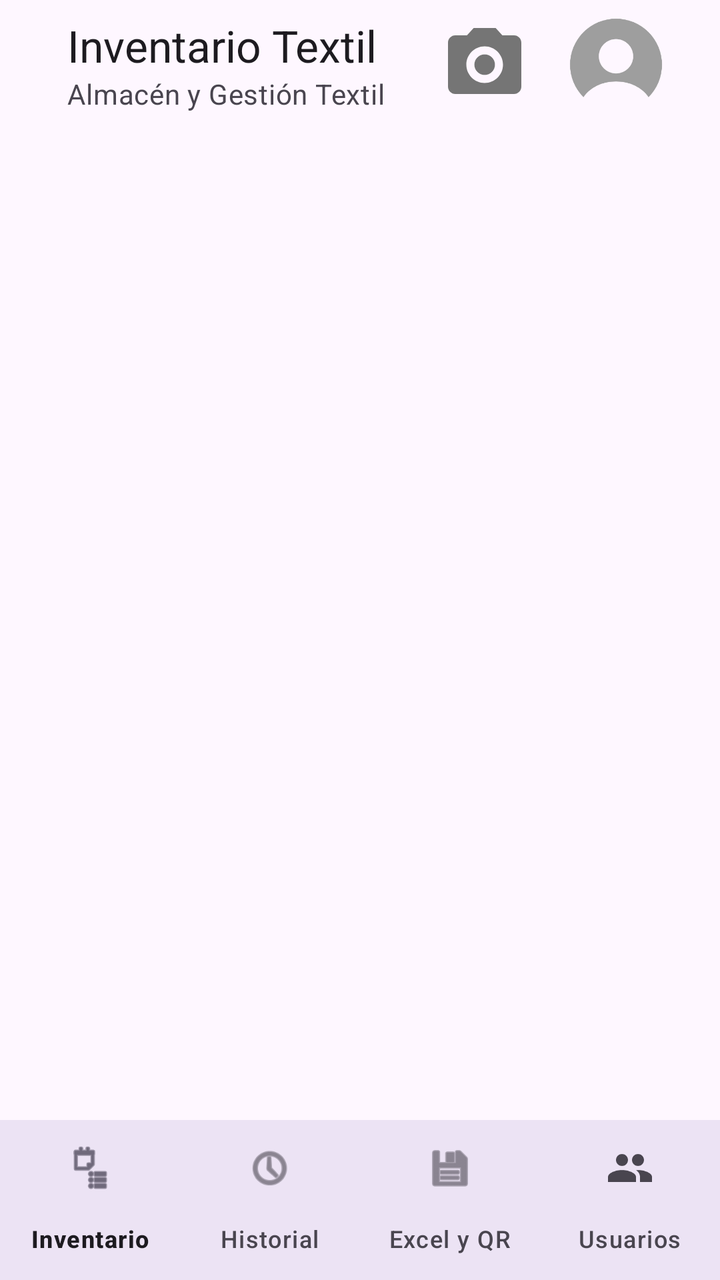
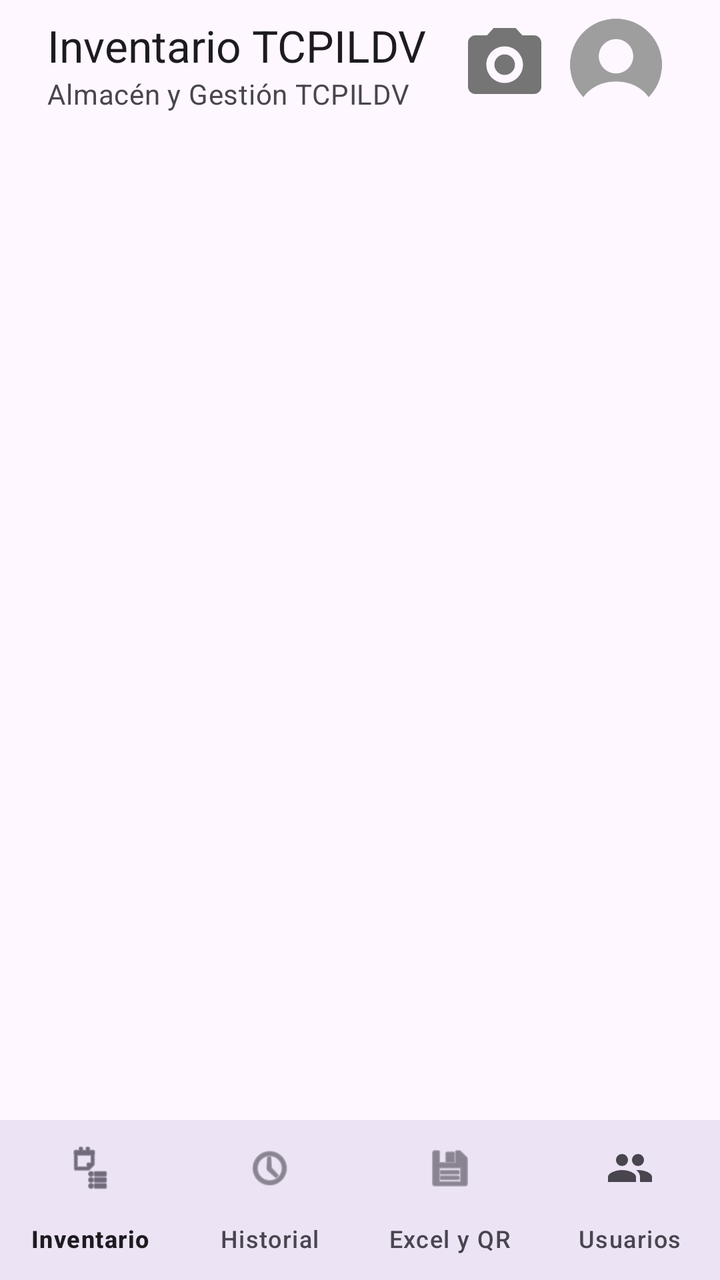

Screens rendered from an Android XML layout before and after an edit, with the pre-edit source and the edit as a unified diff.
<!-- AndroidManifest.xml: application theme Theme.ControlStockTextil -->
<!-- res/layout/activity_main.xml -->
<?xml version="1.0" encoding="utf-8"?>
<androidx.constraintlayout.widget.ConstraintLayout xmlns:android="http://schemas.android.com/apk/res/android"
    xmlns:app="http://schemas.android.com/apk/res-auto"
    android:id="@+id/mainCoordinator"
    android:layout_width="match_parent"
    android:layout_height="match_parent"
    android:fitsSystemWindows="true">

    <com.google.android.material.appbar.AppBarLayout
        android:id="@+id/mainAppBarLayout"
        android:layout_width="0dp"
        android:layout_height="wrap_content"
        android:background="?attr/colorSurface"
        app:layout_constraintEnd_toEndOf="parent"
        app:layout_constraintStart_toStartOf="parent"
        app:layout_constraintTop_toTopOf="parent">

        <androidx.constraintlayout.widget.ConstraintLayout
            android:id="@+id/topAppBarContainer"
            android:layout_width="match_parent"
            android:layout_height="wrap_content"
            android:minHeight="?attr/actionBarSize"
            android:paddingHorizontal="16dp"
            android:paddingVertical="8dp">

            <LinearLayout
                android:id="@+id/llTopBarTitles"
                android:layout_width="wrap_content"
                android:layout_height="wrap_content"
                android:layout_marginEnd="8dp"
                android:orientation="vertical"
                app:layout_constrainedWidth="true"
                app:layout_constraintBottom_toBottomOf="parent"
                app:layout_constraintEnd_toStartOf="@id/btnTopScanner"
                app:layout_constraintHorizontal_bias="0"
                app:layout_constraintStart_toStartOf="parent"
                app:layout_constraintTop_toTopOf="parent">

                <TextView
                    android:id="@+id/tvTopBarTitle"
                    android:layout_width="wrap_content"
                    android:layout_height="wrap_content"
                    android:ellipsize="end"
                    android:maxLines="1"
                    android:text="Inventario Textil"
                    android:textAppearance="?attr/textAppearanceTitleLarge"
                    android:textColor="?attr/colorOnSurface" />

                <TextView
                    android:id="@+id/tvTopBarSubtitle"
                    android:layout_width="wrap_content"
                    android:layout_height="wrap_content"
                    android:ellipsize="end"
                    android:maxLines="1"
                    android:text="Almacén y Gestión Textil"
                    android:textAppearance="?attr/textAppearanceBodyMedium"
                    android:textColor="?attr/colorOnSurfaceVariant" />
            </LinearLayout>

            
            <ImageButton
                android:id="@+id/btnTopScanner"
                android:layout_width="48dp"
                android:layout_height="48dp"
                android:background="?attr/selectableItemBackgroundBorderless"
                android:contentDescription="Escanear Código"
                android:padding="2dp"
                android:scaleType="fitCenter"
                android:src="@drawable/ic_camera_scanner"
                app:layout_constraintBottom_toBottomOf="@id/llTopBarTitles"
                app:layout_constraintEnd_toStartOf="@id/btnTopPerfil"
                app:layout_constraintStart_toEndOf="@id/llTopBarTitles"
                app:layout_constraintTop_toTopOf="@id/llTopBarTitles" />

            
            <FrameLayout
                android:id="@+id/btnTopPerfil"
                android:layout_width="48dp"
                android:layout_height="48dp"
                android:layout_marginEnd="12dp"
                android:background="?attr/selectableItemBackgroundBorderless"
                android:clickable="true"
                android:contentDescription="Mi Perfil"
                android:focusable="true"
                app:layout_constraintBottom_toBottomOf="@id/llTopBarTitles"
                app:layout_constraintEnd_toEndOf="parent"
                app:layout_constraintTop_toTopOf="@id/llTopBarTitles">

                <com.google.android.material.card.MaterialCardView
                    android:layout_width="48dp"
                    android:layout_height="48dp"
                    android:layout_gravity="center"
                    app:cardBackgroundColor="@android:color/transparent"
                    app:cardCornerRadius="24dp"
                    app:cardElevation="0dp"
                    app:strokeWidth="0dp">

                    <ImageView
                        android:id="@+id/ivTopPerfilAvatar"
                        android:layout_width="match_parent"
                        android:layout_height="match_parent"
                        android:contentDescription="Mi Perfil"
                        android:scaleType="centerCrop"
                        android:src="@drawable/ic_donut_bitten" />
                </com.google.android.material.card.MaterialCardView>
            </FrameLayout>

        </androidx.constraintlayout.widget.ConstraintLayout>

    </com.google.android.material.appbar.AppBarLayout>

    
    <FrameLayout
        android:id="@+id/fragmentContainer"
        android:layout_width="0dp"
        android:layout_height="0dp"
        app:layout_constraintBottom_toTopOf="@id/bottomNavigation"
        app:layout_constraintEnd_toEndOf="parent"
        app:layout_constraintStart_toStartOf="parent"
        app:layout_constraintTop_toBottomOf="@id/mainAppBarLayout" />

    
    <com.google.android.material.bottomnavigation.BottomNavigationView
        android:id="@+id/bottomNavigation"
        android:layout_width="0dp"
        android:layout_height="wrap_content"
        android:background="?attr/colorSurface"
        app:elevation="8dp"
        app:labelVisibilityMode="labeled"
        app:layout_constraintBottom_toBottomOf="parent"
        app:layout_constraintEnd_toEndOf="parent"
        app:layout_constraintStart_toStartOf="parent"
        app:menu="@menu/menu_bottom_nav" />

</androidx.constraintlayout.widget.ConstraintLayout>
<!-- resources referenced by this layout -->
<resources>
  <!-- drawable ic_camera_scanner (drawable) -->
  <vector xmlns:android="http://schemas.android.com/apk/res/android"
      android:width="24dp"
      android:height="24dp"
      android:viewportWidth="24"
      android:viewportHeight="24">
  
      
      <path
          android:fillColor="#757575"
          android:pathData="M9,2L7.17,4H4C2.9,4 2,4.9 2,6v12c0,1.1 0.9,2 2,2h16c1.1,0 2,-0.9 2,-2V6c0,-1.1 -0.9,-2 -2,-2h-3.17L15,2H9zM12,17c-2.76,0 -5,-2.24 -5,-5s2.24,-5 5,-5 5,2.24 5,5 -2.24,5 -5,5z" />
      <path
          android:fillColor="#757575"
          android:pathData="M12,9.2a2.8,2.8 0 1,0 0,5.6 2.8,2.8 0 1,0 0,-5.6z" />
  
  </vector>
  <!-- drawable ic_donut_bitten (drawable) -->
  <vector xmlns:android="http://schemas.android.com/apk/res/android"
      android:width="24dp"
      android:height="24dp"
      android:viewportWidth="24"
      android:viewportHeight="24">
  
      
      <path
          android:fillColor="#9E9E9E"
          android:fillType="evenOdd"
          android:pathData="M 3.87,20.13
              A 11.5,11.5 0 1,1 20.13,20.13
              A 9.2,7.4 0 0,0 3.87,20.13 Z
              M 12,5.6
              A 4.3,4.3 0 1,0 12,14.2
              A 4.3,4.3 0 1,0 12,5.6 Z" />
  
  </vector>
  <style name="Theme.ControlStockTextil" parent="Base.Theme.ControlStockTextil" />
  <style name="Base.Theme.ControlStockTextil" parent="Theme.Material3.DayNight.NoActionBar">
          
          
      </style>
</resources>

<!-- the commit's change to res/layout/activity_main.xml (unified diff, before → after) -->
@@ -1,107 +1,27 @@
 <?xml version="1.0" encoding="utf-8"?>
 <androidx.constraintlayout.widget.ConstraintLayout xmlns:android="http://schemas.android.com/apk/res/android"
-    xmlns:app="http://schemas.android.com/apk/res-auto"
-    android:id="@+id/mainCoordinator"
-    android:layout_width="match_parent"
-    android:layout_height="match_parent"
-    android:fitsSystemWindows="true">
+    xmlns:app="http://schemas.android.com/apk/res-auto" android:id="@+id/mainCoordinator" android:layout_width="match_parent" android:layout_height="match_parent" android:fitsSystemWindows="true">
 
-    <com.google.android.material.appbar.AppBarLayout
-        android:id="@+id/mainAppBarLayout"
-        android:layout_width="0dp"
-        android:layout_height="wrap_content"
-        android:background="?attr/colorSurface"
-        app:layout_constraintEnd_toEndOf="parent"
-        app:layout_constraintStart_toStartOf="parent"
-        app:layout_constraintTop_toTopOf="parent">
+    <com.google.android.material.appbar.AppBarLayout android:id="@+id/mainAppBarLayout" android:layout_width="0dp" android:layout_height="wrap_content" android:background="?attr/colorSurface" app:layout_constraintEnd_toEndOf="parent" app:layout_constraintStart_toStartOf="parent" app:layout_constraintTop_toTopOf="parent">
 
-        <androidx.constraintlayout.widget.ConstraintLayout
-            android:id="@+id/topAppBarContainer"
-            android:layout_width="match_parent"
-            android:layout_height="wrap_content"
-            android:minHeight="?attr/actionBarSize"
-            android:paddingHorizontal="16dp"
-            android:paddingVertical="8dp">
+        <androidx.constraintlayout.widget.ConstraintLayout android:id="@+id/topAppBarContainer" android:layout_width="match_parent" android:layout_height="wrap_content" android:minHeight="?attr/actionBarSize" android:paddingHorizontal="16dp" android:paddingVertical="8dp">
 
-            <LinearLayout
-                android:id="@+id/llTopBarTitles"
-                android:layout_width="wrap_content"
-                android:layout_height="wrap_content"
-                android:layout_marginEnd="8dp"
-                android:orientation="vertical"
-                app:layout_constrainedWidth="true"
-                app:layout_constraintBottom_toBottomOf="parent"
-                app:layout_constraintEnd_toStartOf="@id/btnTopScanner"
-                app:layout_constraintHorizontal_bias="0"
-                app:layout_constraintStart_toStartOf="parent"
-                app:layout_constraintTop_toTopOf="parent">
+            <LinearLayout android:id="@+id/llTopBarTitles" android:layout_width="wrap_content" android:layout_height="wrap_content" android:layout_marginEnd="8dp" android:orientation="vertical" app:layout_constrainedWidth="true" app:layout_constraintBottom_toBottomOf="parent" app:layout_constraintEnd_toStartOf="@id/btnTopScanner" app:layout_constraintHorizontal_bias="0" app:layout_constraintStart_toStartOf="parent" app:layout_constraintTop_toTopOf="parent">
 
-                <TextView
-                    android:id="@+id/tvTopBarTitle"
-                    android:layout_width="wrap_content"
-                    android:layout_height="wrap_content"
-                    android:ellipsize="end"
-                    android:maxLines="1"
-                    android:text="Inventario Textil"
-                    android:textAppearance="?attr/textAppearanceTitleLarge"
-                    android:textColor="?attr/colorOnSurface" />
+                <TextView android:id="@+id/tvTopBarTitle" android:layout_width="wrap_content" android:layout_height="wrap_content" android:ellipsize="end" android:maxLines="1" android:text="Inventario TCPILDV" android:textAppearance="?attr/textAppearanceTitleLarge" android:textColor="?attr/colorOnSurface" />
 
-                <TextView
-                    android:id="@+id/tvTopBarSubtitle"
-                    android:layout_width="wrap_content"
-                    android:layout_height="wrap_content"
-                    android:ellipsize="end"
-                    android:maxLines="1"
-                    android:text="Almacén y Gestión Textil"
-                    android:textAppearance="?attr/textAppearanceBodyMedium"
-                    android:textColor="?attr/colorOnSurfaceVariant" />
+                <TextView android:id="@+id/tvTopBarSubtitle" android:layout_width="wrap_content" android:layout_height="wrap_content" android:ellipsize="end" android:maxLines="1" android:text="Almacén y Gestión TCPILDV" android:textAppearance="?attr/textAppearanceBodyMedium" android:textColor="?attr/colorOnSurfaceVariant" />
             </LinearLayout>
 
             
-            <ImageButton
-                android:id="@+id/btnTopScanner"
-                android:layout_width="48dp"
-                android:layout_height="48dp"
-                android:background="?attr/selectableItemBackgroundBorderless"
-                android:contentDescription="Escanear Código"
-                android:padding="2dp"
-                android:scaleType="fitCenter"
-                android:src="@drawable/ic_camera_scanner"
-                app:layout_constraintBottom_toBottomOf="@id/llTopBarTitles"
-                app:layout_constraintEnd_toStartOf="@id/btnTopPerfil"
-                app:layout_constraintStart_toEndOf="@id/llTopBarTitles"
-                app:layout_constraintTop_toTopOf="@id/llTopBarTitles" />
+            <ImageButton android:id="@+id/btnTopScanner" android:layout_width="48dp" android:layout_height="48dp" android:background="?attr/selectableItemBackgroundBorderless" android:contentDescription="Escanear Código" android:padding="2dp" android:scaleType="fitCenter" android:src="@drawable/ic_camera_scanner" app:layout_constraintBottom_toBottomOf="@id/llTopBarTitles" app:layout_constraintEnd_toStartOf="@id/btnTopPerfil" app:layout_constraintStart_toEndOf="@id/llTopBarTitles" app:layout_constraintTop_toTopOf="@id/llTopBarTitles" />
 
             
-            <FrameLayout
-                android:id="@+id/btnTopPerfil"
-                android:layout_width="48dp"
-                android:layout_height="48dp"
-                android:layout_marginEnd="12dp"
-                android:background="?attr/selectableItemBackgroundBorderless"
-                android:clickable="true"
-                android:contentDescription="Mi Perfil"
-                android:focusable="true"
-                app:layout_constraintBottom_toBottomOf="@id/llTopBarTitles"
-                app:layout_constraintEnd_toEndOf="parent"
-                app:layout_constraintTop_toTopOf="@id/llTopBarTitles">
+            <FrameLayout android:id="@+id/btnTopPerfil" android:layout_width="48dp" android:layout_height="48dp" android:layout_marginEnd="12dp" android:background="?attr/selectableItemBackgroundBorderless" android:clickable="true" android:contentDescription="Mi Perfil" android:focusable="true" app:layout_constraintBottom_toBottomOf="@id/llTopBarTitles" app:layout_constraintEnd_toEndOf="parent" app:layout_constraintTop_toTopOf="@id/llTopBarTitles">
 
-                <com.google.android.material.card.MaterialCardView
-                    android:layout_width="48dp"
-                    android:layout_height="48dp"
-                    android:layout_gravity="center"
-                    app:cardBackgroundColor="@android:color/transparent"
-                    app:cardCornerRadius="24dp"
-                    app:cardElevation="0dp"
-                    app:strokeWidth="0dp">
+                <com.google.android.material.card.MaterialCardView android:layout_width="48dp" android:layout_height="48dp" android:layout_gravity="center" app:cardBackgroundColor="@android:color/transparent" app:cardCornerRadius="24dp" app:cardElevation="0dp" app:strokeWidth="0dp">
 
-                    <ImageView
-                        android:id="@+id/ivTopPerfilAvatar"
-                        android:layout_width="match_parent"
-                        android:layout_height="match_parent"
-                        android:contentDescription="Mi Perfil"
-                        android:scaleType="centerCrop"
-                        android:src="@drawable/ic_donut_bitten" />
+                    <ImageView android:id="@+id/ivTopPerfilAvatar" android:layout_width="match_parent" android:layout_height="match_parent" android:contentDescription="Mi Perfil" android:scaleType="centerCrop" android:src="@drawable/ic_donut_bitten" />
                 </com.google.android.material.card.MaterialCardView>
             </FrameLayout>
 
@@ -110,26 +30,9 @@
     </com.google.android.material.appbar.AppBarLayout>
 
     
-    <FrameLayout
-        android:id="@+id/fragmentContainer"
-        android:layout_width="0dp"
-        android:layout_height="0dp"
-        app:layout_constraintBottom_toTopOf="@id/bottomNavigation"
-        app:layout_constraintEnd_toEndOf="parent"
-        app:layout_constraintStart_toStartOf="parent"
-        app:layout_constraintTop_toBottomOf="@id/mainAppBarLayout" />
+    <FrameLayout android:id="@+id/fragmentContainer" android:layout_width="0dp" android:layout_height="0dp" app:layout_constraintBottom_toTopOf="@id/bottomNavigation" app:layout_constraintEnd_toEndOf="parent" app:layout_constraintStart_toStartOf="parent" app:layout_constraintTop_toBottomOf="@id/mainAppBarLayout" />
 
     
-    <com.google.android.material.bottomnavigation.BottomNavigationView
-        android:id="@+id/bottomNavigation"
-        android:layout_width="0dp"
-        android:layout_height="wrap_content"
-        android:background="?attr/colorSurface"
-        app:elevation="8dp"
-        app:labelVisibilityMode="labeled"
-        app:layout_constraintBottom_toBottomOf="parent"
-        app:layout_constraintEnd_toEndOf="parent"
-        app:layout_constraintStart_toStartOf="parent"
-        app:menu="@menu/menu_bottom_nav" />
+    <com.google.android.material.bottomnavigation.BottomNavigationView android:id="@+id/bottomNavigation" android:layout_width="0dp" android:layout_height="wrap_content" android:background="?attr/colorSurface" app:elevation="8dp" app:labelVisibilityMode="labeled" app:layout_constraintBottom_toBottomOf="parent" app:layout_constraintEnd_toEndOf="parent" app:layout_constraintStart_toStartOf="parent" app:menu="@menu/menu_bottom_nav" />
 
 </androidx.constraintlayout.widget.ConstraintLayout>
